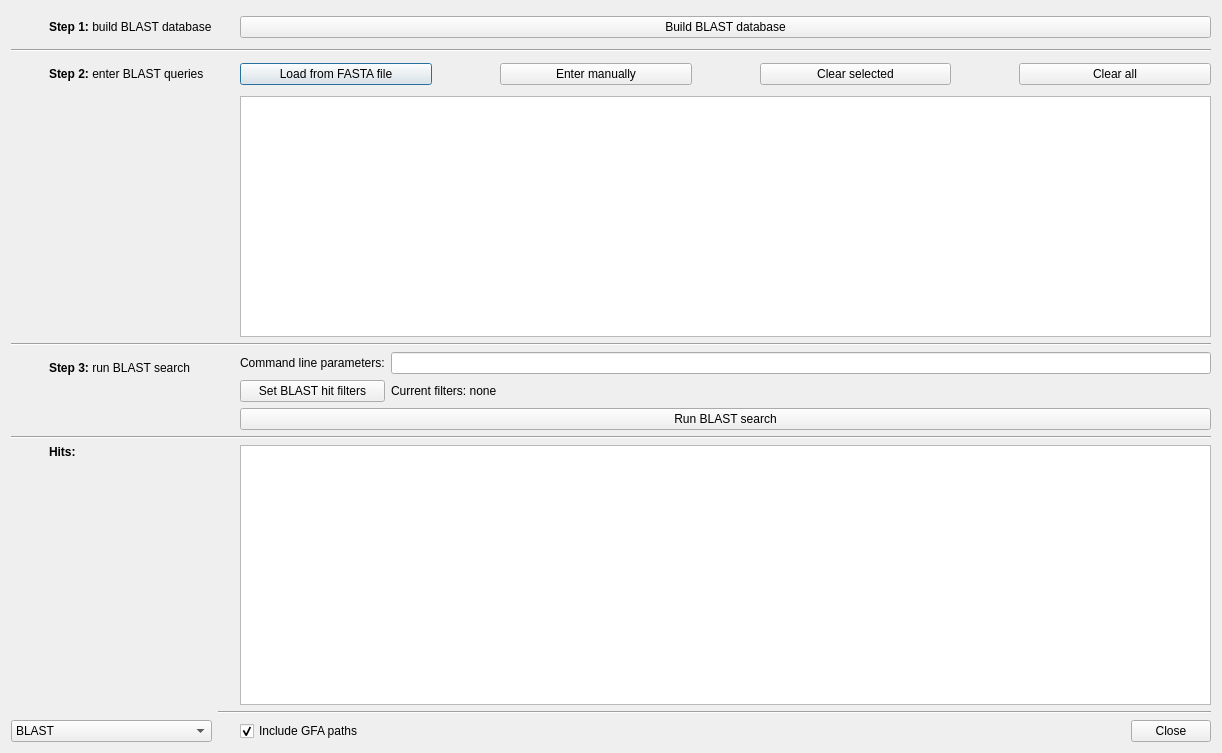
Qt form ui/dialogs/graphsearchdialog.ui (asl/BandageNG) before a commit.
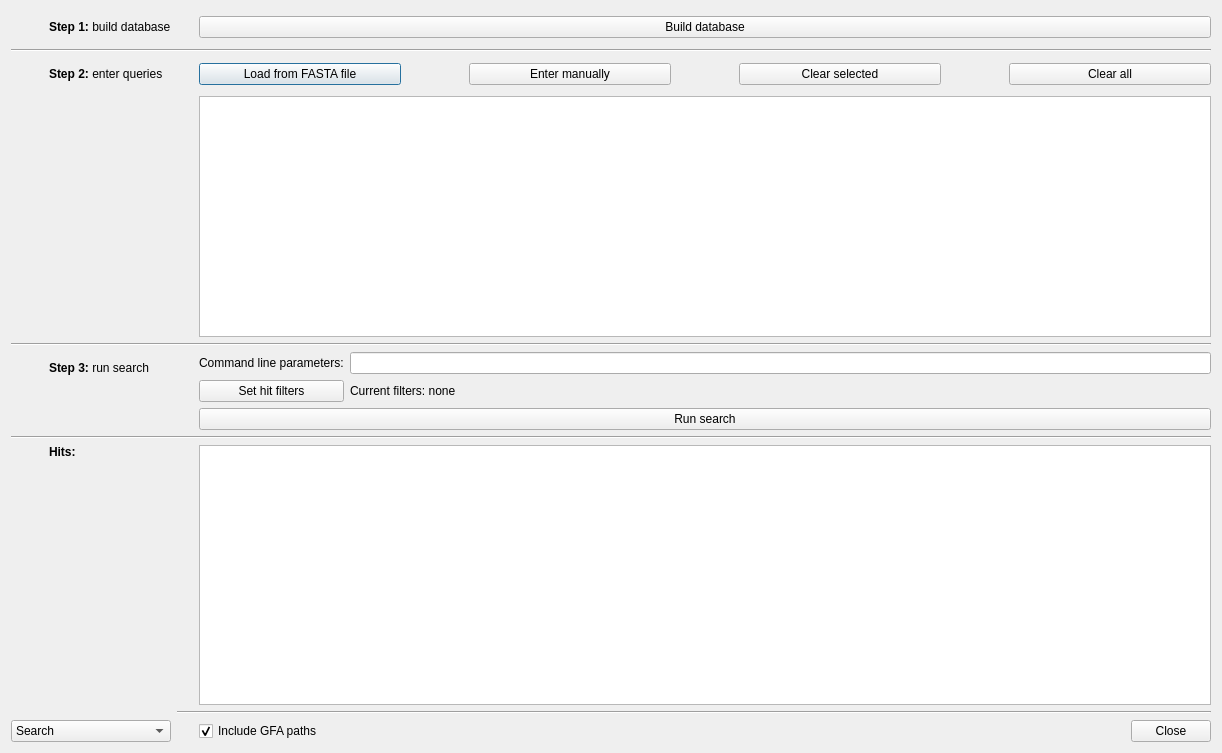
The same form after that commit. Custom widgets are drawn as their Qt base class.

Patch:
```diff
--- a/ui/dialogs/graphsearchdialog.ui
+++ b/ui/dialogs/graphsearchdialog.ui
@@ -274,7 +274,7 @@
    <item row="3" column="1">
     <widget class="QLabel" name="step2Label">
      <property name="text">
-      <string>&lt;html&gt;&lt;head/&gt;&lt;body&gt;&lt;p&gt;&lt;span style=&quot; font-weight:600;&quot;&gt;Step 2: &lt;/span&gt;enter BLAST queries&lt;/p&gt;&lt;/body&gt;&lt;/html&gt;</string>
+      <string>&lt;html&gt;&lt;head/&gt;&lt;body&gt;&lt;p&gt;&lt;span style=&quot; font-weight:600;&quot;&gt;Step 2: &lt;/span&gt;enter queries&lt;/p&gt;&lt;/body&gt;&lt;/html&gt;</string>
      </property>
     </widget>
    </item>
@@ -301,7 +301,7 @@
    <item row="8" column="1">
     <widget class="QLabel" name="step3Label">
      <property name="text">
-      <string>&lt;html&gt;&lt;head/&gt;&lt;body&gt;&lt;p&gt;&lt;span style=&quot; font-weight:600;&quot;&gt;Step 3:&lt;/span&gt; run BLAST search&lt;/p&gt;&lt;/body&gt;&lt;/html&gt;</string>
+      <string>&lt;html&gt;&lt;head/&gt;&lt;body&gt;&lt;p&gt;&lt;span style=&quot; font-weight:600;&quot;&gt;Step 3:&lt;/span&gt; run search&lt;/p&gt;&lt;/body&gt;&lt;/html&gt;</string>
      </property>
     </widget>
    </item>
@@ -389,7 +389,7 @@
       <item row="1" column="1">
        <widget class="QPushButton" name="filtersButton">
         <property name="text">
-         <string>Set BLAST hit filters</string>
+         <string>Set hit filters</string>
         </property>
        </widget>
       </item>
@@ -444,7 +444,7 @@
          </sizepolicy>
         </property>
         <property name="text">
-         <string>Run BLAST search</string>
+         <string>Run search</string>
         </property>
        </widget>
       </item>
@@ -455,7 +455,7 @@
     <widget class="QComboBox" name="searcherComboBox">
      <item>
       <property name="text">
-       <string>BLAST</string>
+       <string>Search</string>
       </property>
      </item>
      <item>
@@ -513,7 +513,7 @@
          </sizepolicy>
         </property>
         <property name="text">
-         <string>Build BLAST database</string>
+         <string>Build database</string>
         </property>
        </widget>
       </item>
@@ -646,7 +646,7 @@
       </font>
      </property>
      <property name="text">
-      <string>&lt;html&gt;&lt;head/&gt;&lt;body&gt;&lt;p&gt;&lt;span style=&quot; font-weight:600;&quot;&gt;Step 1: &lt;/span&gt;build BLAST database&lt;/p&gt;&lt;/body&gt;&lt;/html&gt;</string>
+      <string>&lt;html&gt;&lt;head/&gt;&lt;body&gt;&lt;p&gt;&lt;span style=&quot; font-weight:600;&quot;&gt;Step 1: &lt;/span&gt;build database&lt;/p&gt;&lt;/body&gt;&lt;/html&gt;</string>
      </property>
     </widget>
    </item>
```
Left out of the diff: 16 changed lines with no effect on the pictures.
